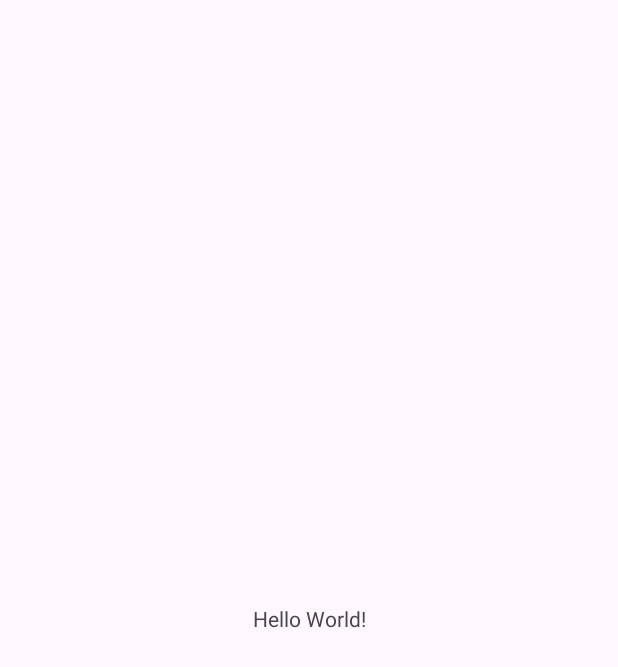
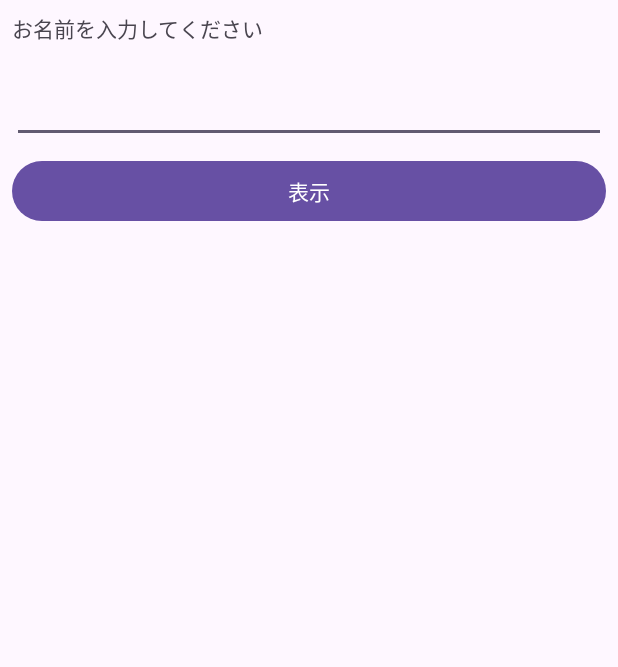
Before and after one commit to its22013/Android1, an Android app: the screen it shows after launch (MainActivity), on a phone screen of 412 x 824 dp. Before the commit the part shown is almost empty. Shown: the top 667 px of the screen. Run offline under Robolectric (Android 15) with nearby library versions, the phone set to English and light mode, and no system bars.

Commit message:
4.2.8 イベントリスナが動くまで出来た

```diff
--- a/HelloSample/app/src/main/java/jp/ac/it_college/std/s22013/hellosample/MainActivity.kt
+++ b/HelloSample/app/src/main/java/jp/ac/it_college/std/s22013/hellosample/MainActivity.kt
@@ -2,10 +2,35 @@ package jp.ac.it_college.std.s22013.hellosample
 
 import androidx.appcompat.app.AppCompatActivity
 import android.os.Bundle
+import android.view.View
+import android.widget.Button
+import android.widget.EditText
+import android.widget.TextView
 
 class MainActivity : AppCompatActivity() {
     override fun onCreate(savedInstanceState: Bundle?) {
         super.onCreate(savedInstanceState)
         setContentView(R.layout.activity_main)
+
+        val btClick = findViewById<Button>(R.id.btClick)
+
+        val listener = HelloListener()
+
+        btClick.setOnClickListener(listener)
+    }
+    private inner class HelloListener : View.OnClickListener {
+        override fun onClick(v: View?) {
+            // お名前が入力されるでだろう EditText を取ってくる
+            val input = findViewById<EditText>(R.id.etName)
+
+            // メッセージを出力する先の TextView を取ってくる
+            val output = findViewById<TextView>(R.id.tvOutput)
+
+            // input(EditText) から入力内容を取り出して String型へ
+            val inputStr = input.text.toString()
+            //メッセージを出す
+            output.text = "${inputStr}さん、こんにちは！"
+        }
+
     }
 }
--- a/HelloSample/app/src/main/res/layout/activity_main.xml
+++ b/HelloSample/app/src/main/res/layout/activity_main.xml
@@ -1,18 +1,41 @@
 <?xml version="1.0" encoding="utf-8"?>
-<androidx.constraintlayout.widget.ConstraintLayout xmlns:android="http://schemas.android.com/apk/res/android"
+<LinearLayout xmlns:android="http://schemas.android.com/apk/res/android"
     xmlns:app="http://schemas.android.com/apk/res-auto"
     xmlns:tools="http://schemas.android.com/tools"
     android:layout_width="match_parent"
     android:layout_height="match_parent"
+    android:orientation="vertical"
+    android:padding="8dp"
     tools:context=".MainActivity">
 
     <TextView
         android:layout_width="wrap_content"
         android:layout_height="wrap_content"
-        android:text="Hello World!"
-        app:layout_constraintBottom_toBottomOf="parent"
-        app:layout_constraintEnd_toEndOf="parent"
-        app:layout_constraintStart_toStartOf="parent"
-        app:layout_constraintTop_toTopOf="parent" />
+        android:labelFor="@id/etName"
+        android:text="@string/tv_name" />
 
-</androidx.constraintlayout.widget.ConstraintLayout>
+    <EditText
+        android:id="@+id/etName"
+        android:layout_width="match_parent"
+        android:layout_height="58dp"
+        android:layout_marginTop="8dp"
+        android:autofillHints="personName"
+        android:inputType="text|textPersonName"
+        android:maxWidth="488dp"
+        android:minHeight="48dp" />
+
+    <Button
+        android:id="@+id/btClick"
+        android:layout_width="match_parent"
+        android:layout_height="wrap_content"
+        android:layout_marginTop="8dp"
+        android:text="@string/bt_click" />
+
+    <TextView
+        android:id="@+id/tvOutput"
+        android:layout_width="match_parent"
+        android:layout_height="wrap_content"
+        android:textSize="24dp"
+        tools:text="しんぞうさんこんにちは!" />
+
+</LinearLayout>
--- a/HelloSample/app/src/main/res/values/strings.xml
+++ b/HelloSample/app/src/main/res/values/strings.xml
@@ -1,3 +1,5 @@
 <resources>
-    <string name="app_name">HelloSample</string>
+    <string name="app_name">イベントとリスサンプル</string>
+    <string name="tv_name">お名前を入力してください</string>
+    <string name="bt_click">表示</string>
 </resources>
```
